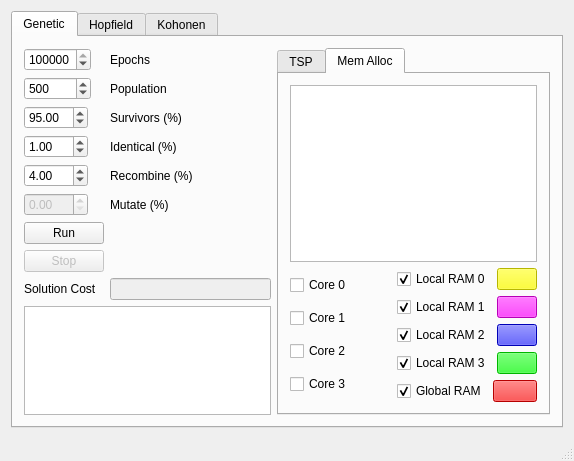
balsini/NeuroLab, file src/mainwindow.ui: the form before one commit.
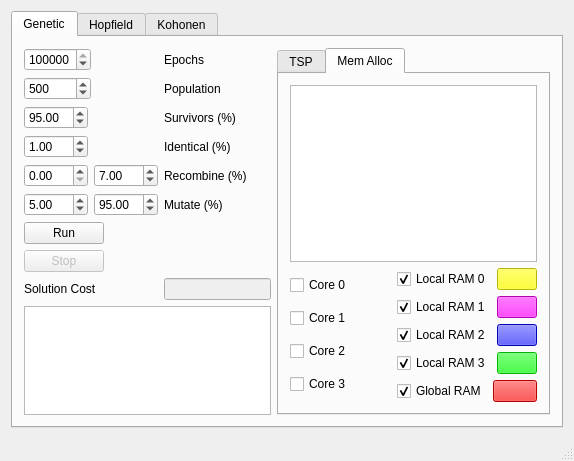
The form after the commit. Custom widgets are drawn as their Qt base class.

Commit message: Changed GA GUI parameters

```diff
--- a/src/mainwindow.ui
+++ b/src/mainwindow.ui
@@ -106,48 +106,14 @@
               </property>
              </widget>
             </item>
-            <item row="5" column="0">
-             <widget class="QDoubleSpinBox" name="GA_recombine">
-              <property name="maximum">
-               <double>100.000000000000000</double>
-              </property>
-              <property name="value">
-               <double>4.000000000000000</double>
-              </property>
-             </widget>
-            </item>
-            <item row="5" column="1">
-             <widget class="QLabel" name="label_3">
-              <property name="text">
-               <string>Recombine (%)</string>
-              </property>
-             </widget>
-            </item>
-            <item row="6" column="0">
-             <widget class="QDoubleSpinBox" name="GA_mutate">
-              <property name="enabled">
-               <bool>false</bool>
-              </property>
-              <property name="maximum">
-               <double>100.000000000000000</double>
-              </property>
-             </widget>
-            </item>
-            <item row="6" column="1">
-             <widget class="QLabel" name="label_4">
-              <property name="text">
-               <string>Mutate (%)</string>
-              </property>
-             </widget>
-            </item>
-            <item row="8" column="0">
+            <item row="13" column="0">
              <widget class="QPushButton" name="GA_run">
               <property name="text">
                <string>Run</string>
               </property>
              </widget>
             </item>
-            <item row="9" column="0">
+            <item row="14" column="0">
              <widget class="QPushButton" name="GA_stop">
               <property name="enabled">
                <bool>false</bool>
@@ -157,20 +123,85 @@
               </property>
              </widget>
             </item>
-            <item row="10" column="0">
+            <item row="15" column="0">
              <widget class="QLabel" name="label_6">
               <property name="text">
                <string>Solution Cost</string>
               </property>
              </widget>
             </item>
-            <item row="10" column="1">
+            <item row="15" column="1">
              <widget class="QLineEdit" name="GA_cost">
               <property name="enabled">
                <bool>false</bool>
               </property>
              </widget>
             </item>
+            <item row="12" column="0">
+             <layout class="QHBoxLayout" name="horizontalLayout_3">
+              <item>
+               <widget class="QDoubleSpinBox" name="GA_mutate_from">
+                <property name="enabled">
+                 <bool>true</bool>
+                </property>
+                <property name="maximum">
+                 <double>100.000000000000000</double>
+                </property>
+                <property name="value">
+                 <double>5.000000000000000</double>
+                </property>
+               </widget>
+              </item>
+              <item>
+               <widget class="QDoubleSpinBox" name="GA_mutate_to">
+                <property name="maximum">
+                 <double>100.000000000000000</double>
+                </property>
+                <property name="value">
+                 <double>95.000000000000000</double>
+                </property>
+               </widget>
+              </item>
+             </layout>
+            </item>
+            <item row="12" column="1">
+             <widget class="QLabel" name="label_4">
+              <property name="text">
+               <string>Mutate (%)</string>
+              </property>
+             </widget>
+            </item>
+            <item row="11" column="0">
+             <layout class="QHBoxLayout" name="horizontalLayout_9">
+              <item>
+               <widget class="QDoubleSpinBox" name="GA_recombine_from">
+                <property name="enabled">
+                 <bool>true</bool>
+                </property>
+                <property name="maximum">
+                 <double>100.000000000000000</double>
+                </property>
+               </widget>
+              </item>
+              <item>
+               <widget class="QDoubleSpinBox" name="GA_recombine_to">
+                <property name="maximum">
+                 <double>100.000000000000000</double>
+                </property>
+                <property name="value">
+                 <double>7.000000000000000</double>
+                </property>
+               </widget>
+              </item>
+             </layout>
+            </item>
+            <item row="11" column="1">
+             <widget class="QLabel" name="label_3">
+              <property name="text">
+               <string>Recombine (%)</string>
+              </property>
+             </widget>
+            </item>
            </layout>
           </item>
           <item>
```
The commit also changes 3 other files.
